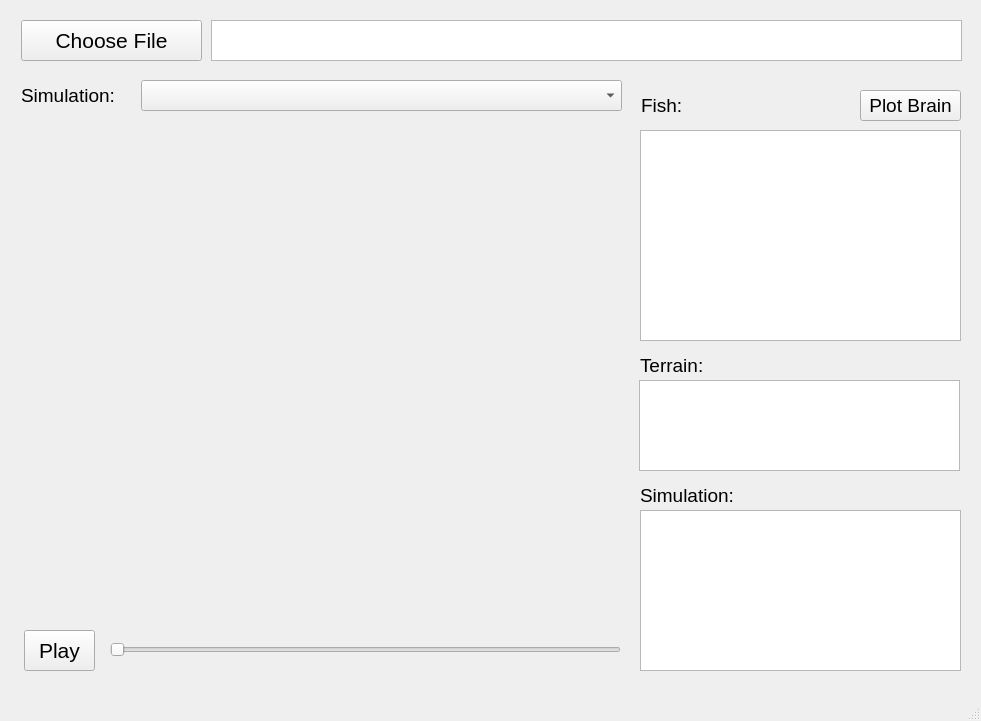
The window that littlefish/viewer/simulation_viewer_ui.ui (zhuangjun1981/littlefish) describes before a commit, drawn with Qt 5.
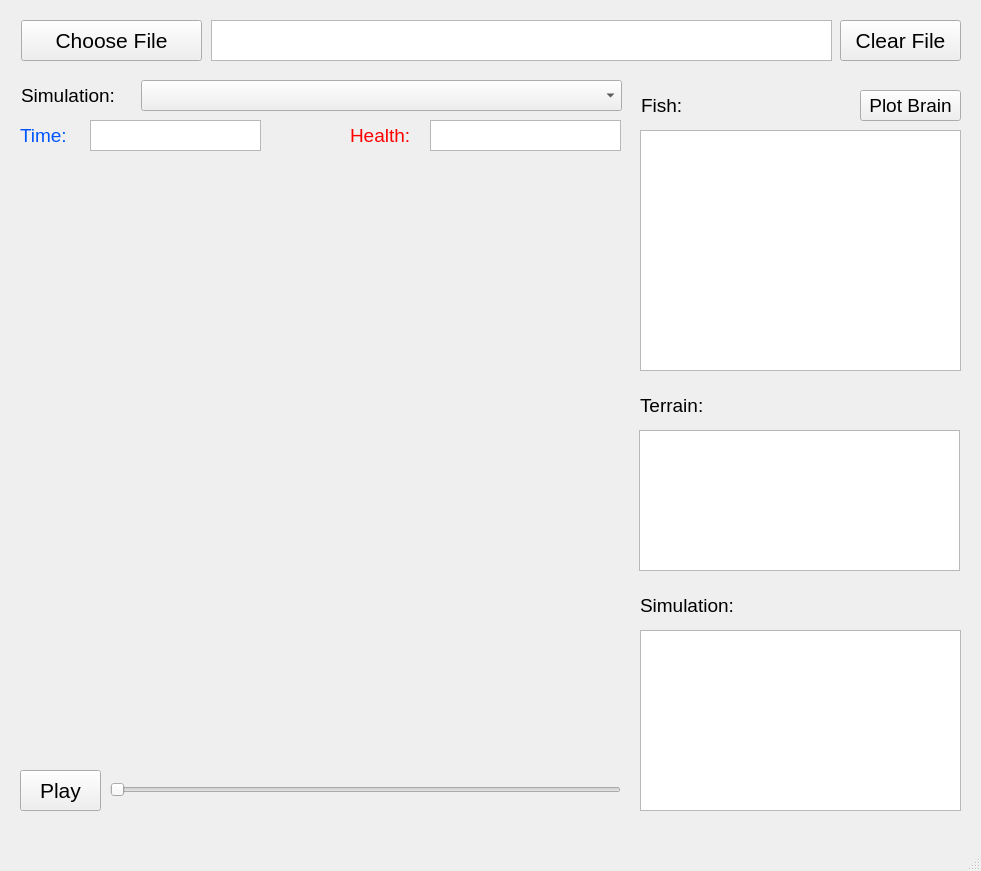
The same window after the commit.

Commit message: beta simulation viewer is working.

```diff
--- a/littlefish/viewer/simulation_viewer_ui.ui
+++ b/littlefish/viewer/simulation_viewer_ui.ui
@@ -7,7 +7,7 @@
     <x>0</x>
     <y>0</y>
     <width>981</width>
-    <height>721</height>
+    <height>871</height>
    </rect>
   </property>
   <property name="windowTitle">
@@ -88,13 +88,13 @@
      <rect>
       <x>211</x>
       <y>20</y>
-      <width>751</width>
+      <width>621</width>
       <height>41</height>
      </rect>
     </property>
     <property name="font">
      <font>
-      <pointsize>14</pointsize>
+      <pointsize>12</pointsize>
      </font>
     </property>
    </widget>
@@ -102,7 +102,7 @@
     <property name="geometry">
      <rect>
       <x>640</x>
-      <y>350</y>
+      <y>390</y>
       <width>321</width>
       <height>31</height>
      </rect>
@@ -120,7 +120,7 @@
     <property name="geometry">
      <rect>
       <x>110</x>
-      <y>629</y>
+      <y>769</y>
       <width>511</width>
       <height>41</height>
      </rect>
@@ -132,9 +132,9 @@
    <widget class="QPushButton" name="PlayPauseButton">
     <property name="geometry">
      <rect>
-      <x>24</x>
-      <y>630</y>
-      <width>71</width>
+      <x>20</x>
+      <y>770</y>
+      <width>81</width>
       <height>41</height>
      </rect>
     </property>
@@ -151,7 +151,7 @@
     <property name="geometry">
      <rect>
       <x>640</x>
-      <y>480</y>
+      <y>590</y>
       <width>321</width>
       <height>31</height>
      </rect>
@@ -171,7 +171,7 @@
       <x>640</x>
       <y>130</y>
       <width>321</width>
-      <height>211</height>
+      <height>241</height>
      </rect>
     </property>
     <property name="font">
@@ -179,14 +179,43 @@
       <pointsize>11</pointsize>
      </font>
     </property>
+    <property name="showGrid">
+     <bool>false</bool>
+    </property>
+    <property name="rowCount">
+     <number>6</number>
+    </property>
+    <property name="columnCount">
+     <number>2</number>
+    </property>
+    <attribute name="horizontalHeaderVisible">
+     <bool>false</bool>
+    </attribute>
+    <attribute name="horizontalHeaderCascadingSectionResizes">
+     <bool>false</bool>
+    </attribute>
+    <attribute name="horizontalHeaderDefaultSectionSize">
+     <number>150</number>
+    </attribute>
+    <attribute name="verticalHeaderVisible">
+     <bool>false</bool>
+    </attribute>
+    <row/>
+    <row/>
+    <row/>
+    <row/>
+    <row/>
+    <row/>
+    <column/>
+    <column/>
    </widget>
    <widget class="QTableWidget" name="SimulationTableWidget">
     <property name="geometry">
      <rect>
       <x>640</x>
-      <y>510</y>
+      <y>630</y>
       <width>321</width>
-      <height>161</height>
+      <height>181</height>
      </rect>
     </property>
     <property name="font">
@@ -194,14 +223,38 @@
       <pointsize>11</pointsize>
      </font>
     </property>
+    <property name="showGrid">
+     <bool>false</bool>
+    </property>
+    <property name="rowCount">
+     <number>4</number>
+    </property>
+    <property name="columnCount">
+     <number>2</number>
+    </property>
+    <attribute name="horizontalHeaderVisible">
+     <bool>false</bool>
+    </attribute>
+    <attribute name="horizontalHeaderDefaultSectionSize">
+     <number>150</number>
+    </attribute>
+    <attribute name="verticalHeaderVisible">
+     <bool>false</bool>
+    </attribute>
+    <row/>
+    <row/>
+    <row/>
+    <row/>
+    <column/>
+    <column/>
    </widget>
    <widget class="QTableWidget" name="TerrainTableWidget">
     <property name="geometry">
      <rect>
       <x>639</x>
-      <y>380</y>
+      <y>430</y>
       <width>321</width>
-      <height>91</height>
+      <height>141</height>
      </rect>
     </property>
     <property name="font">
@@ -209,6 +262,29 @@
       <pointsize>11</pointsize>
      </font>
     </property>
+    <property name="showGrid">
+     <bool>false</bool>
+    </property>
+    <property name="rowCount">
+     <number>3</number>
+    </property>
+    <property name="columnCount">
+     <number>2</number>
+    </property>
+    <attribute name="horizontalHeaderVisible">
+     <bool>false</bool>
+    </attribute>
+    <attribute name="horizontalHeaderDefaultSectionSize">
+     <number>150</number>
+    </attribute>
+    <attribute name="verticalHeaderVisible">
+     <bool>false</bool>
+    </attribute>
+    <row/>
+    <row/>
+    <row/>
+    <column/>
+    <column/>
    </widget>
    <widget class="QPushButton" name="PlotBrainButton">
     <property name="geometry">
@@ -228,6 +304,107 @@
      <string>Plot Brain</string>
     </property>
    </widget>
+   <widget class="QPushButton" name="ClearFileButton">
+    <property name="geometry">
+     <rect>
+      <x>840</x>
+      <y>20</y>
+      <width>121</width>
+      <height>41</height>
+     </rect>
+    </property>
+    <property name="font">
+     <font>
+      <pointsize>16</pointsize>
+     </font>
+    </property>
+    <property name="text">
+     <string>Clear File</string>
+    </property>
+   </widget>
+   <widget class="QWidget" name="verticalLayoutWidget">
+    <property name="geometry">
+     <rect>
+      <x>20</x>
+      <y>160</y>
+      <width>601</width>
+      <height>601</height>
+     </rect>
+    </property>
+    <layout class="QVBoxLayout" name="MovieLayout"/>
+   </widget>
+   <widget class="QLabel" name="TimeLabel">
+    <property name="geometry">
+     <rect>
+      <x>20</x>
+      <y>120</y>
+      <width>61</width>
+      <height>31</height>
+     </rect>
+    </property>
+    <property name="font">
+     <font>
+      <pointsize>14</pointsize>
+     </font>
+    </property>
+    <property name="text">
+     <string>&lt;html&gt;&lt;head/&gt;&lt;body&gt;&lt;p&gt;&lt;span style=&quot; color:#0055ff;&quot;&gt;Time:&lt;/span&gt;&lt;/p&gt;&lt;/body&gt;&lt;/html&gt;</string>
+    </property>
+   </widget>
+   <widget class="QTextBrowser" name="TimeTextBrowser">
+    <property name="geometry">
+     <rect>
+      <x>90</x>
+      <y>120</y>
+      <width>171</width>
+      <height>31</height>
+     </rect>
+    </property>
+    <property name="font">
+     <font>
+      <pointsize>13</pointsize>
+     </font>
+    </property>
+    <property name="styleSheet">
+     <string notr="true">color: rgb(0, 85, 255);</string>
+    </property>
+   </widget>
+   <widget class="QLabel" name="HealthLabel">
+    <property name="geometry">
+     <rect>
+      <x>350</x>
+      <y>120</y>
+      <width>71</width>
+      <height>31</height>
+     </rect>
+    </property>
+    <property name="font">
+     <font>
+      <pointsize>14</pointsize>
+     </font>
+    </property>
+    <property name="text">
+     <string>&lt;html&gt;&lt;head/&gt;&lt;body&gt;&lt;p&gt;&lt;span style=&quot; color:#ff0000;&quot;&gt;Health:&lt;/span&gt;&lt;/p&gt;&lt;/body&gt;&lt;/html&gt;</string>
+    </property>
+   </widget>
+   <widget class="QTextBrowser" name="HealthTextBrowser">
+    <property name="geometry">
+     <rect>
+      <x>430</x>
+      <y>120</y>
+      <width>191</width>
+      <height>31</height>
+     </rect>
+    </property>
+    <property name="font">
+     <font>
+      <pointsize>13</pointsize>
+     </font>
+    </property>
+    <property name="styleSheet">
+     <string notr="true">color: rgb(155, 0, 0);</string>
+    </property>
+   </widget>
   </widget>
   <widget class="QStatusBar" name="statusbar"/>
  </widget>
```
The commit also changes 3 other files.
